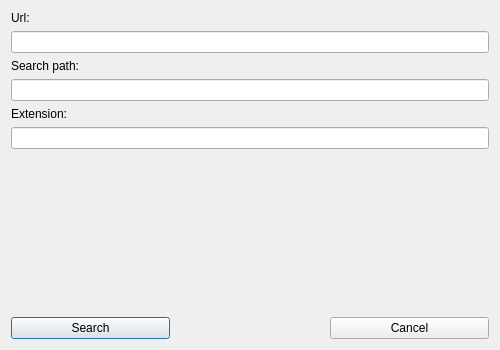
Before: the Qt Designer form ui/dialogs/searchdialog.ui in andreikl/gexplorer, drawn with Qt 5.
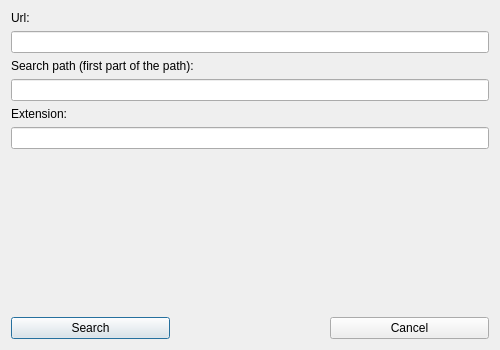
After: the same form once the commit is applied.

```diff
--- a/ui/dialogs/searchdialog.ui
+++ b/ui/dialogs/searchdialog.ui
@@ -31,7 +31,7 @@
    <item>
     <widget class="QLabel" name="lPath">
      <property name="text">
-      <string>Search path:</string>
+      <string>Search path (first part of the path):</string>
      </property>
     </widget>
    </item>
```
Left out of the diff: 11 changed lines with no effect on the pictures.
